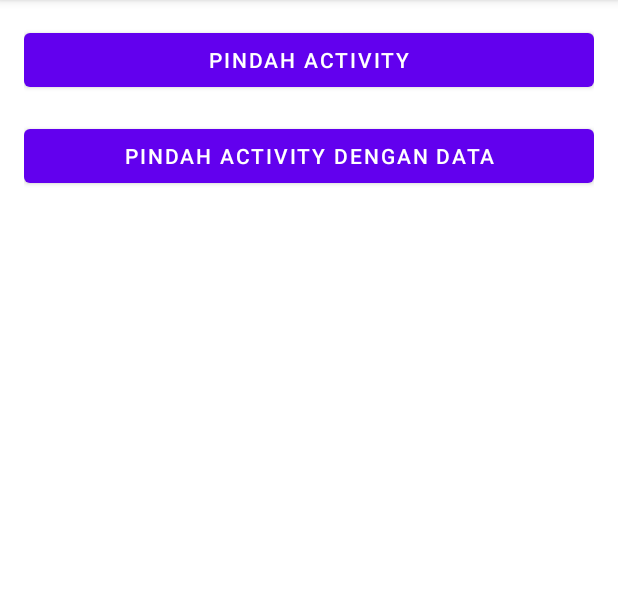
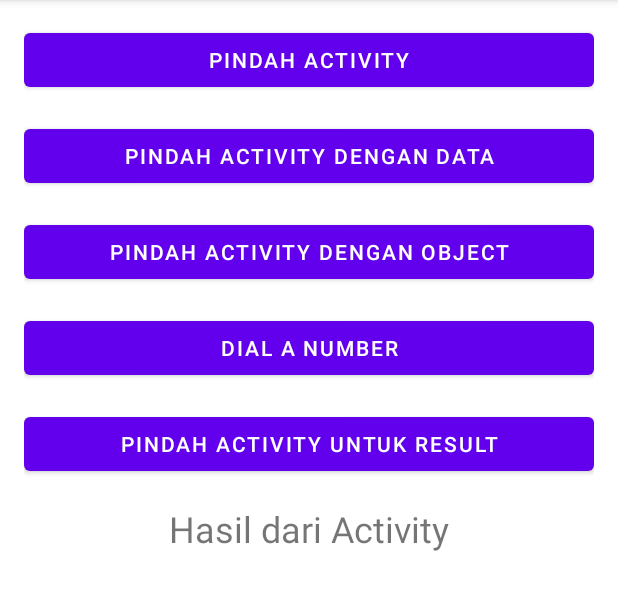
Before and after one commit to devnura/MyIntentApp, an Android app: the screen it shows after launch (MainActivity), on a phone screen of 412 x 824 dp, the part 84-694 px from its top. Run offline under Robolectric (Android 15) with nearby library versions, the phone set to English and light mode, and no system bars.

Commit message:
Add move activity with result

```diff
--- a/app/build.gradle
+++ b/app/build.gradle
@@ -1,6 +1,7 @@
 plugins {
     id 'com.android.application'
     id 'kotlin-android'
+    id 'kotlin-parcelize'
 }
 
 android {
@@ -34,7 +35,7 @@ android {
 dependencies {
 
     implementation 'androidx.core:core-ktx:1.3.2'
-    implementation 'androidx.appcompat:appcompat:1.2.0'
+    implementation 'androidx.appcompat:appcompat:1.3.1'
     implementation 'com.google.android.material:material:1.3.0'
     implementation 'androidx.constraintlayout:constraintlayout:2.0.4'
     testImplementation 'junit:junit:4.+'
--- a/app/src/main/AndroidManifest.xml
+++ b/app/src/main/AndroidManifest.xml
@@ -9,6 +9,12 @@
         android:roundIcon="@mipmap/ic_launcher_round"
         android:supportsRtl="true"
         android:theme="@style/Theme.MyIntentApp">
+        <activity
+            android:name=".MoveForResultActivity"
+            android:exported="false" />
+        <activity
+            android:name=".MoveWithObjectActivity"
+            android:exported="false" />
         <activity
             android:name=".activity_move_with_data"
             android:exported="false" />
--- a/app/src/main/java/com/example/myintentapp/MainActivity.kt
+++ b/app/src/main/java/com/example/myintentapp/MainActivity.kt
@@ -1,12 +1,29 @@
 package com.example.myintentapp
 
 import android.content.Intent
+import android.net.Uri
 import androidx.appcompat.app.AppCompatActivity
 import android.os.Bundle
 import android.view.View
 import android.widget.Button
+import android.widget.TextView
+import androidx.activity.result.contract.ActivityResultContracts
 
 class MainActivity : AppCompatActivity(), View.OnClickListener {
+
+    private lateinit var tvResult: TextView
+
+    private val resultLauncher = registerForActivityResult(
+        ActivityResultContracts.StartActivityForResult()
+    ) { result ->
+        if (result.resultCode == MoveForResultActivity.RESULT_CODE && result.data != null) {
+            val selectedValue =
+                result.data?.getIntExtra(MoveForResultActivity.EXTRA_SELECTED_VALUE, 0)
+            tvResult.text = "Hasil : $selectedValue"
+        }
+    }
+
+
     override fun onCreate(savedInstanceState: Bundle?) {
         super.onCreate(savedInstanceState)
         setContentView(R.layout.activity_main)
@@ -17,6 +34,18 @@ class MainActivity : AppCompatActivity(), View.OnClickListener {
 
         val btnMoveWithDataAcivity: Button = findViewById(R.id.btn_move_activity_data)
         btnMoveWithDataAcivity.setOnClickListener(this)
+
+        val btnMoveWithObject:Button = findViewById(R.id.btn_move_activity_object)
+        btnMoveWithObject.setOnClickListener(this)
+
+        val btnDialPhone:Button = findViewById(R.id.btn_dial_number)
+        btnDialPhone.setOnClickListener(this)
+
+        val btnMoveForResult:Button = findViewById(R.id.btn_move_for_result)
+        btnMoveForResult.setOnClickListener(this)
+
+        tvResult = findViewById(R.id.tv_result)
+
     }
 
     override fun onClick(v: View?) {
@@ -32,6 +61,30 @@ class MainActivity : AppCompatActivity(), View.OnClickListener {
                 moveWithDataIntent .putExtra(activity_move_with_data.EXTRA_AGE, 5)
                 startActivity(moveWithDataIntent)
             }
+
+            R.id.btn_move_activity_object -> {
+                val person = Person(
+                        "DicodingAcademy",
+                        5,
+                        "academy@dicoding.com",
+                        "Bandung"
+                )
+
+                val moveWithObjectIntent = Intent(this@MainActivity, MoveWithObjectActivity::class.java)
+                moveWithObjectIntent.putExtra(MoveWithObjectActivity.EXTRA_PERSON, person)
+                startActivity(moveWithObjectIntent)
+            }
+
+            R.id.btn_dial_number -> {
+                val phoneNumber = "081210841382"
+                val dialPhoneIntent = Intent(Intent.ACTION_DIAL, Uri.parse("tel:$phoneNumber"))
+                startActivity(dialPhoneIntent)
+            }
+
+            R.id.btn_move_for_result -> {
+                val moveForResultIntent = Intent(this@MainActivity, MoveForResultActivity::class.java)
+                resultLauncher.launch(moveForResultIntent)
+            }
         }
     }
 }
--- a/app/src/main/res/layout/activity_main.xml
+++ b/app/src/main/res/layout/activity_main.xml
@@ -21,4 +21,34 @@
         android:layout_marginBottom="16dp"
         android:text="@string/move_with_data" />
 
+    <Button
+        android:id="@+id/btn_move_activity_object"
+        android:layout_width="match_parent"
+        android:layout_height="wrap_content"
+        android:layout_marginBottom="16dp"
+        android:text="@string/move_with_object" />
+
+    <Button
+        android:id="@+id/btn_dial_number"
+        android:layout_width="match_parent"
+        android:layout_height="wrap_content"
+        android:layout_marginBottom="16dp"
+        android:text="@string/dial_number"
+        />
+
+    <Button
+        android:id="@+id/btn_move_for_result"
+        android:layout_width="match_parent"
+        android:layout_height="wrap_content"
+        android:layout_marginBottom="16dp"
+        android:text="@string/move_with_result"/>\
+
+    <TextView
+        android:id="@+id/tv_result"
+        android:layout_width="match_parent"
+        android:layout_height="wrap_content"
+        android:gravity="center"
+        android:text="@string/result_from_activity"
+        android:textSize="24sp"/>
+
 </LinearLayout>
--- a/build.gradle
+++ b/build.gradle
@@ -6,7 +6,7 @@ buildscript {
     }
     dependencies {
         classpath "com.android.tools.build:gradle:7.0.3"
-        classpath "org.jetbrains.kotlin:kotlin-gradle-plugin:1.5.21"
+        classpath 'org.jetbrains.kotlin:kotlin-gradle-plugin:1.6.0'
 
         // NOTE: Do not place your application dependencies here; they belong
         // in the individual module build.gradle files
```
Also changed, not shown: app/src/main/java/com/example/myintentapp/MoveForResultActivity.kt (added, +45 -0 lines), app/src/main/java/com/example/myintentapp/MoveWithObjectActivity.kt (added, +23 -0 lines), app/src/main/java/com/example/myintentapp/Person.kt (added, +47 -0 lines), app/src/main/res/layout/activity_move_for_result.xml (added, +59 -0 lines), app/src/main/res/layout/activity_move_with_object.xml (added, +13 -0 lines).
